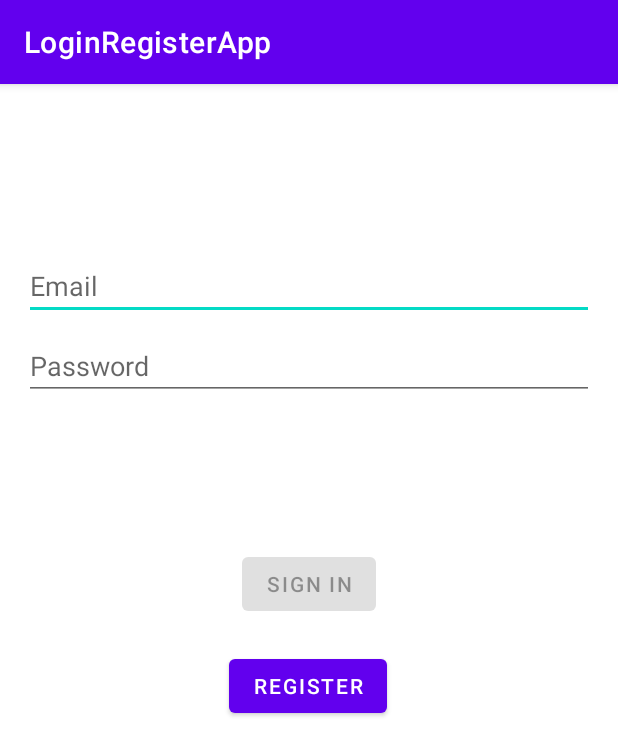
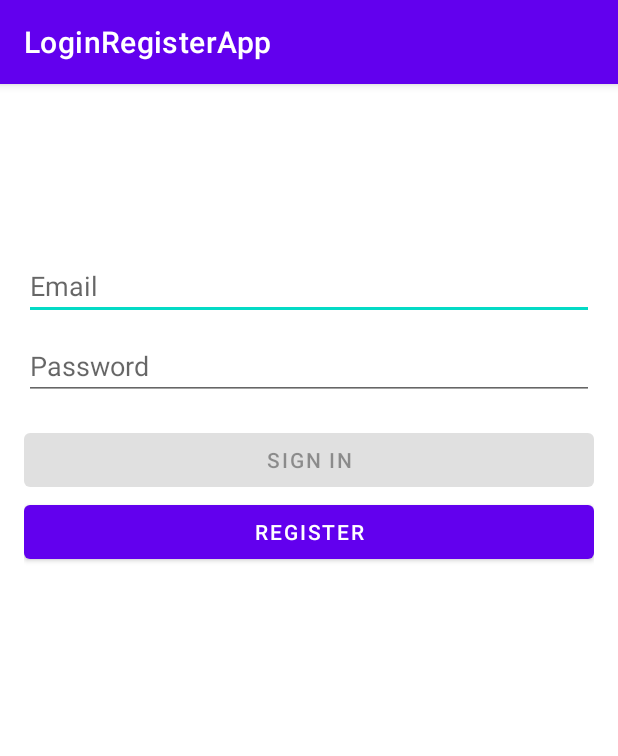
Before and after one commit to YtachY/LoginRegisterApp, an Android app: the screen it shows after launch (LoginActivity), on a phone screen of 412 x 824 dp. Shown: the top 756 px of the screen. Run offline under Robolectric (Android 15) with nearby library versions, the phone set to English and light mode, and no system bars.

Commit message:
[Updated] Changed some UIUX

```diff
--- a/app/src/main/java/vn/nhom5/lab04/ui/display/DisplayActivity.java
+++ b/app/src/main/java/vn/nhom5/lab04/ui/display/DisplayActivity.java
@@ -23,13 +23,13 @@ public class DisplayActivity extends AppCompatActivity {
             LoggedInUser user = (LoggedInUser) bundleReceive.get("Object_loggedInUser");
             if (user != null){
                 if (sqLiteConnector.checkUser(user.getName(), user.getPassword())) {
-                    String message = String.format("Logged in successfully!!!, user %s is already in database",
+                    String message = String.format("Logged in successfully!!!\nUser %s is already in database",
                             user.getName());
                     Toast.makeText(getApplicationContext(), message, Toast.LENGTH_LONG).show();
                     Log.d("NHOM5", message);
                 }
                 else {
-                    String message = String.format("Logged in Failed. User %s doesn't exist!!!",
+                    String message = String.format("Logged in Failed\nUser %s doesn't exist!!!",
                             user.getName());
                     Toast.makeText(getApplicationContext(), message, Toast.LENGTH_LONG).show();
                     Log.d("NHOM5", message);
--- a/app/src/main/java/vn/nhom5/lab04/ui/login/LoginActivity.java
+++ b/app/src/main/java/vn/nhom5/lab04/ui/login/LoginActivity.java
@@ -130,6 +130,7 @@ public class LoginActivity extends AppCompatActivity {
                 bundle.putSerializable("Object_loggedInUser", user);
                 intent.putExtras(bundle);
                 startActivity(intent);
+                loadingProgressBar.setVisibility(View.GONE);
             }
         });
 
--- a/app/src/main/res/layout/activity_login.xml
+++ b/app/src/main/res/layout/activity_login.xml
@@ -37,36 +37,6 @@
         app:layout_constraintStart_toStartOf="parent"
         app:layout_constraintTop_toBottomOf="@+id/username" />
 
-    <Button
-        android:id="@+id/login"
-        android:layout_width="wrap_content"
-        android:layout_height="wrap_content"
-        android:layout_gravity="start"
-        android:layout_marginTop="16dp"
-        android:layout_marginBottom="64dp"
-        android:enabled="false"
-        android:text="@string/action_sign_in"
-        app:layout_constraintBottom_toBottomOf="parent"
-        app:layout_constraintEnd_toEndOf="parent"
-        app:layout_constraintStart_toStartOf="parent"
-        app:layout_constraintTop_toBottomOf="@+id/password"
-        app:layout_constraintVertical_bias="0.2" />
-
-    <Button
-        android:id="@+id/register"
-        android:layout_width="wrap_content"
-        android:layout_height="wrap_content"
-        android:layout_gravity="start"
-        android:layout_marginBottom="64dp"
-        android:enabled="true"
-        android:text="@string/action_register_in"
-        app:layout_constraintBottom_toBottomOf="parent"
-        app:layout_constraintEnd_toEndOf="parent"
-        app:layout_constraintHorizontal_bias="0.497"
-        app:layout_constraintStart_toStartOf="parent"
-        app:layout_constraintTop_toBottomOf="@+id/login"
-        app:layout_constraintVertical_bias="0.07" />
-
     <ProgressBar
         android:id="@+id/loading"
         android:layout_width="wrap_content"
@@ -81,4 +51,28 @@
         app:layout_constraintTop_toTopOf="parent"
         app:layout_constraintVertical_bias="0.3" />
 
+    <LinearLayout
+        android:layout_width="match_parent"
+        android:layout_height="wrap_content"
+        android:orientation="vertical"
+        app:layout_constraintTop_toBottomOf="@+id/password"
+        tools:layout_editor_absoluteX="1dp">
+
+        <Button
+            android:id="@+id/login"
+            android:layout_width="match_parent"
+            android:layout_height="wrap_content"
+            android:layout_marginTop="16dp"
+            android:enabled="false"
+            android:text="@string/action_sign_in" />
+
+        <Button
+            android:id="@+id/register"
+            android:layout_width="match_parent"
+            android:layout_height="wrap_content"
+            android:enabled="true"
+            android:text="@string/action_register_in"
+            />
+    </LinearLayout>
+
 </androidx.constraintlayout.widget.ConstraintLayout>
```
